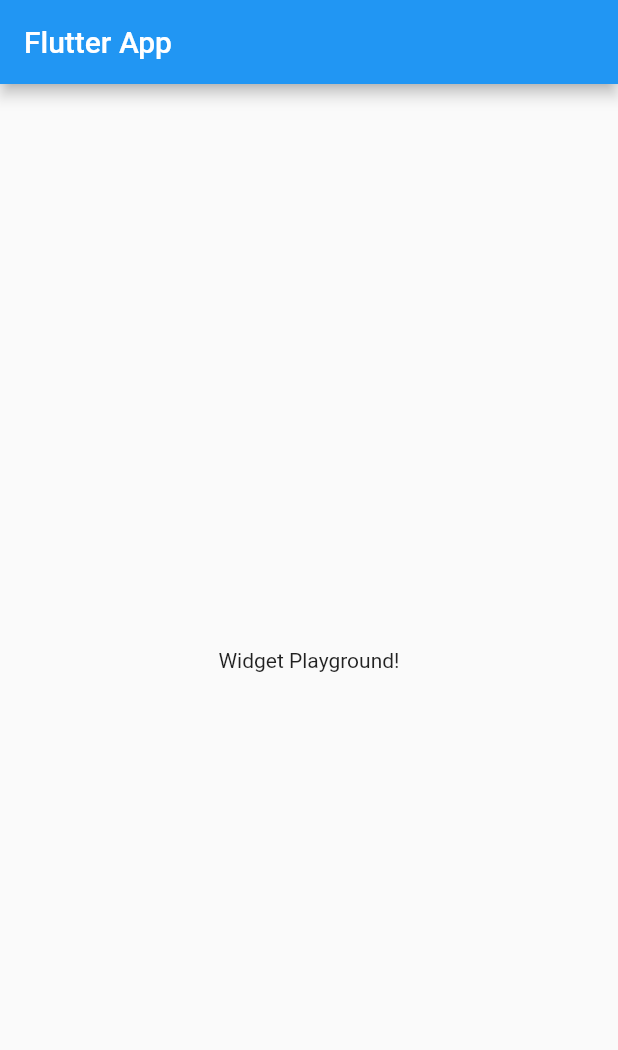
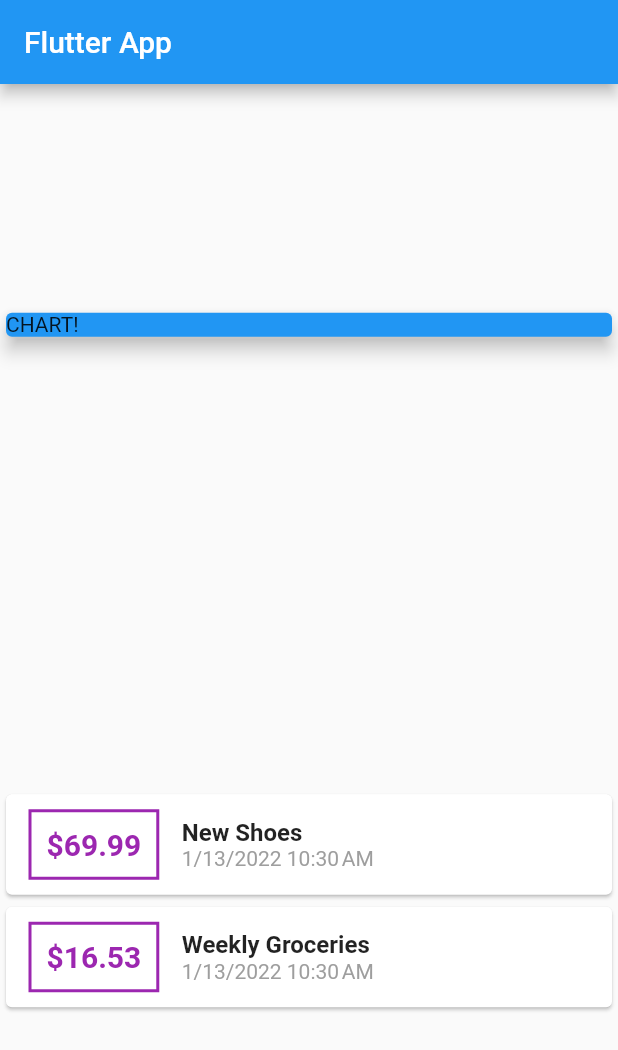
Before and after one commit to terenceslau/personal_expense, a Flutter app: the screen it shows after launch, on a phone screen of 412 x 824 dp. Shown: the top 1050 px of the screen. Run offline on Flutter 3.47's test engine with Material 2 defaults, Android fonts, the phone set to English and light mode, and no system bars.

Commit message:
Add cards with style and format

```diff
--- a/analysis_options.yaml
+++ /dev/null
@@ -1,29 +0,0 @@
-# This file configures the analyzer, which statically analyzes Dart code to
-# check for errors, warnings, and lints.
-#
-# The issues identified by the analyzer are surfaced in the UI of Dart-enabled
-# IDEs (https://dart.dev/tools#ides-and-editors). The analyzer can also be
-# invoked from the command line by running `flutter analyze`.
-
-# The following line activates a set of recommended lints for Flutter apps,
-# packages, and plugins designed to encourage good coding practices.
-include: package:flutter_lints/flutter.yaml
-
-linter:
-  # The lint rules applied to this project can be customized in the
-  # section below to disable rules from the `package:flutter_lints/flutter.yaml`
-  # included above or to enable additional rules. A list of all available lints
-  # and their documentation is published at
-  # https://dart-lang.github.io/linter/lints/index.html.
-  #
-  # Instead of disabling a lint rule for the entire project in the
-  # section below, it can also be suppressed for a single line of code
-  # or a specific dart file by using the `// ignore: name_of_lint` and
-  # `// ignore_for_file: name_of_lint` syntax on the line or in the file
-  # producing the lint.
-  rules:
-    # avoid_print: false  # Uncomment to disable the `avoid_print` rule
-    # prefer_single_quotes: true  # Uncomment to enable the `prefer_single_quotes` rule
-
-# Additional information about this file can be found at
-# https://dart.dev/guides/language/analysis-options
--- a/lib/main.dart
+++ b/lib/main.dart
@@ -1,8 +1,13 @@
 import 'package:flutter/material.dart';
+import 'package:intl/intl.dart';
+
+import './transaction.dart';
 
 void main() => runApp(MyApp());
 
 class MyApp extends StatelessWidget {
+  MyApp({Key key}) : super(key: key);
+
   @override
   Widget build(BuildContext context) {
     return MaterialApp(
@@ -13,14 +18,91 @@ class MyApp extends StatelessWidget {
 }
 
 class MyHomePage extends StatelessWidget {
+  MyHomePage({Key key}) : super(key: key);
+
+  final List<Transaction> transactions = [
+    Transaction(
+      id: 't1',
+      title: 'New Shoes',
+      amount: 69.99,
+      date: DateTime.now(),
+    ),
+    Transaction(
+      id: 't2',
+      title: 'Weekly Groceries',
+      amount: 16.53,
+      date: DateTime.now(),
+    ),
+  ];
+
   @override
   Widget build(BuildContext context) {
     return Scaffold(
       appBar: AppBar(
-        title: Text('Flutter App'),
+        title: const Text('Flutter App'),
       ),
-      body: Center(
-        child: Text('Widget Playground!'),
+      body: Column(
+        mainAxisAlignment: MainAxisAlignment.spaceAround,
+        crossAxisAlignment: CrossAxisAlignment.end,
+        children: <Widget>[
+          Container(
+            width: double.infinity,
+            child: Card(
+              child: Text('CHART!'),
+              color: Colors.blue,
+              elevation: 5,
+            ),
+          ),
+          Column(
+            children: transactions.map((tx) {
+              return Card(
+                child: Row(
+                  children: <Widget>[
+                    Container(
+                      margin: EdgeInsets.symmetric(
+                        vertical: 10,
+                        horizontal: 15,
+                      ),
+                      decoration: BoxDecoration(
+                        border: Border.all(
+                          color: Colors.purple,
+                          width: 2,
+                        ),
+                      ),
+                      padding: EdgeInsets.all(10),
+                      child: Text(
+                        '\$${tx.amount}',
+                        style: TextStyle(
+                          fontWeight: FontWeight.bold,
+                          fontSize: 20,
+                          color: Colors.purple,
+                        ),
+                      ),
+                    ),
+                    Column(
+                      crossAxisAlignment: CrossAxisAlignment.start,
+                      children: <Widget>[
+                        Text(
+                          tx.title,
+                          style: TextStyle(
+                            fontSize: 16,
+                            fontWeight: FontWeight.bold,
+                          ),
+                        ),
+                        Text(
+                          DateFormat.yMd().add_jm().format(tx.date),
+                          style: TextStyle(
+                            color: Colors.grey,
+                          ),
+                        ),
+                      ],
+                    )
+                  ],
+                ),
+              );
+            }).toList(),
+          ),
+        ],
       ),
     );
   }
--- /dev/null
+++ b/lib/transaction.dart
@@ -0,0 +1,15 @@
+import 'package:flutter/foundation.dart';
+
+class Transaction {
+  final String id;
+  final String title;
+  final double amount;
+  final DateTime date;
+
+  Transaction({
+    @required this.id,
+    @required this.title,
+    @required this.amount,
+    @required this.date,
+  });
+}
--- a/pubspec.yaml
+++ b/pubspec.yaml
@@ -32,6 +32,7 @@ dependencies:
 dev_dependencies:
   flutter_test:
     sdk: flutter
+  intl: ^0.17.0
 
 # For information on the generic Dart part of this file, see the
 # following page: https://dart.dev/tools/pub/pubspec
```
Also changed, not shown: 1 other file.
